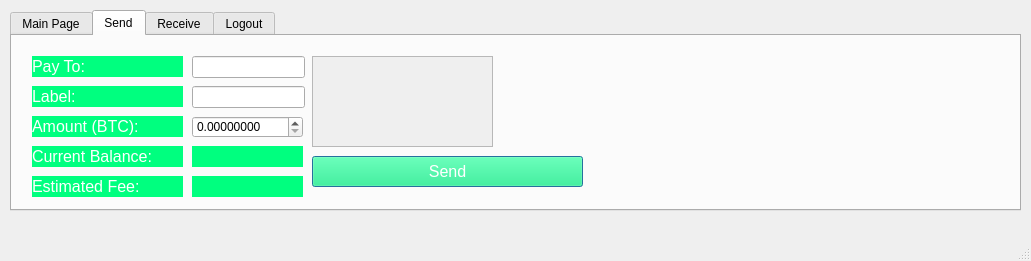
This is mainwindow.ui in furkankamer/BitcoinWallet as Qt 5 draws it before an edit. The edited form follows.
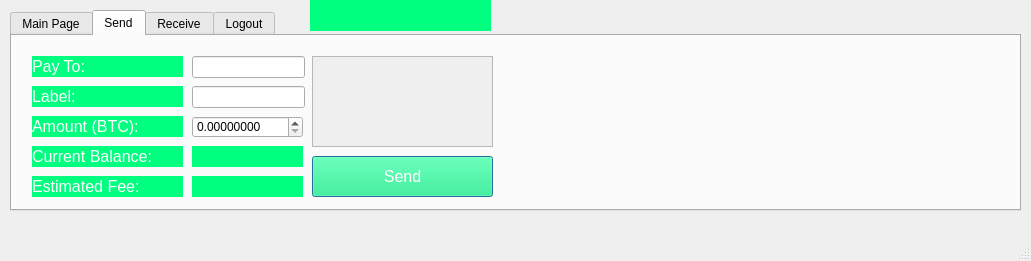
This is the edited form. The open tabs and pages were chosen to show the change.

Commit message: Create-load-unload wallet for each user

What changed in the file:
```diff
--- a/mainwindow.ui
+++ b/mainwindow.ui
@@ -461,8 +461,8 @@
        <rect>
         <x>300</x>
         <y>120</y>
-        <width>271</width>
-        <height>31</height>
+        <width>181</width>
+        <height>41</height>
        </rect>
       </property>
       <property name="font">
@@ -561,6 +561,27 @@
      </attribute>
     </widget>
    </widget>
+   <widget class="QLabel" name="label_wallet">
+    <property name="enabled">
+     <bool>true</bool>
+    </property>
+    <property name="geometry">
+     <rect>
+      <x>310</x>
+      <y>0</y>
+      <width>181</width>
+      <height>31</height>
+     </rect>
+    </property>
+    <property name="font">
+     <font>
+      <pointsize>12</pointsize>
+     </font>
+    </property>
+    <property name="text">
+     <string/>
+    </property>
+   </widget>
   </widget>
   <widget class="QMenuBar" name="menubar">
    <property name="geometry">
```
Left out of the diff: 56 changed lines with no effect on the pictures. The commit also changes 2 other files.
